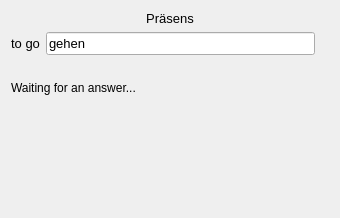
This is src/practice/practice_widget_conjugation.ui in KDE/parley as Qt 5 draws it before an edit. The edited form follows.
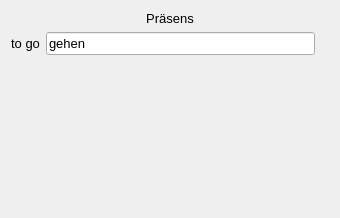
This is the edited form. Custom widgets are drawn as their Qt base class.

```diff
--- a/src/practice/practice_widget_conjugation.ui
+++ b/src/practice/practice_widget_conjugation.ui
@@ -106,7 +106,7 @@
       </sizepolicy>
      </property>
      <property name="text">
-      <string comment="KDE::DoNotExtract">Waiting for an answer...</string>
+      <string comment="KDE::DoNotExtract"/>
      </property>
      <property name="alignment">
       <set>Qt::AlignLeading|Qt::AlignLeft|Qt::AlignTop</set>
```
